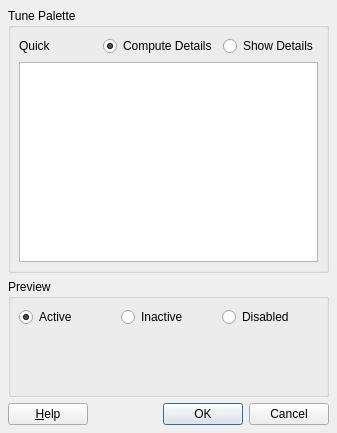
Old version of the form tools/designer/src/components/propertyeditor/paletteeditor.ui in the repository Fat-Zer/qt4-historical.
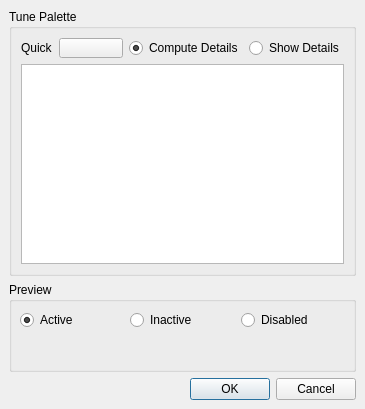
New version of the form. Custom widgets are drawn as their Qt base class.

The edit to the form file:
```diff
--- a/tools/designer/src/components/propertyeditor/paletteeditor.ui
+++ b/tools/designer/src/components/propertyeditor/paletteeditor.ui
@@ -22,15 +22,14 @@
 ** WARRANTY OF DESIGN, MERCHANTABILITY AND FITNESS FOR A PARTICULAR PURPOSE.
 **
 *********************************************************************</comment>
- <exportmacro></exportmacro>
- <class>PaletteEditor</class>
- <widget class="QDialog" name="PaletteEditor" >
+ <class>qdesigner_internal::PaletteEditor</class>
+ <widget class="QDialog" name="qdesigner_internal::PaletteEditor" >
   <property name="geometry" >
    <rect>
     <x>0</x>
     <y>0</y>
-    <width>337</width>
-    <height>433</height>
+    <width>365</width>
+    <height>409</height>
    </rect>
   </property>
   <property name="sizePolicy" >
@@ -46,7 +45,7 @@
   </property>
   <layout class="QVBoxLayout" >
    <property name="margin" >
-    <number>8</number>
+    <number>9</number>
    </property>
    <property name="spacing" >
     <number>6</number>
@@ -70,53 +69,23 @@
      </property>
      <layout class="QGridLayout" >
       <property name="margin" >
-       <number>8</number>
+       <number>9</number>
       </property>
       <property name="spacing" >
        <number>6</number>
       </property>
-      <item row="0" column="0" >
-       <widget class="QLabel" name="label" >
-        <property name="text" >
-         <string>Quick</string>
-        </property>
-       </widget>
-      </item>
       <item row="0" column="1" >
-       <widget class="qdesigner_internal::StyledButton" name="buildButton" >
+       <widget class="qdesigner_internal::QtColorButton" name="buildButton" >
         <property name="sizePolicy" >
          <sizepolicy>
-          <hsizetype>0</hsizetype>
-          <vsizetype>0</vsizetype>
+          <hsizetype>7</hsizetype>
+          <vsizetype>13</vsizetype>
           <horstretch>0</horstretch>
           <verstretch>0</verstretch>
          </sizepolicy>
         </property>
-        <property name="focusPolicy" >
-         <enum>Qt::StrongFocus</enum>
-        </property>
-        <property name="toolTip" >
-         <string>Choose a color</string>
-        </property>
-        <property name="whatsThis" >
-         <string>Choose the effect-color for the generated palette.</string>
-        </property>
-       </widget>
-      </item>
-      <item row="0" column="2" >
-       <widget class="QRadioButton" name="computeRadio" >
         <property name="text" >
-         <string>Compute Details</string>
-        </property>
-        <property name="checked" >
-         <bool>true</bool>
-        </property>
-       </widget>
-      </item>
-      <item row="0" column="3" >
-       <widget class="QRadioButton" name="detailsRadio" >
-        <property name="text" >
-         <string>Show Details</string>
+         <string/>
         </property>
        </widget>
       </item>
@@ -130,6 +99,30 @@
         </property>
        </widget>
       </item>
+      <item row="0" column="3" >
+       <widget class="QRadioButton" name="detailsRadio" >
+        <property name="text" >
+         <string>Show Details</string>
+        </property>
+       </widget>
+      </item>
+      <item row="0" column="2" >
+       <widget class="QRadioButton" name="computeRadio" >
+        <property name="text" >
+         <string>Compute Details</string>
+        </property>
+        <property name="checked" >
+         <bool>true</bool>
+        </property>
+       </widget>
+      </item>
+      <item row="0" column="0" >
+       <widget class="QLabel" name="label" >
+        <property name="text" >
+         <string>Quick</string>
+        </property>
+       </widget>
+      </item>
      </layout>
     </widget>
    </item>
@@ -178,7 +171,7 @@
        </widget>
       </item>
       <item row="1" column="0" colspan="3" >
-       <widget class="qdesigner_internal::PreviewFrame" name="previewFrame" >
+       <widget class="qdesigner_internal::PreviewFrame" native="1" name="previewFrame" >
         <property name="sizePolicy" >
          <sizepolicy>
           <hsizetype>7</hsizetype>
@@ -193,84 +186,27 @@
     </widget>
    </item>
    <item>
-    <layout class="QHBoxLayout" >
-     <property name="margin" >
-      <number>0</number>
+    <widget class="QDialogButtonBox" name="buttonBox" >
+     <property name="orientation" >
+      <enum>Qt::Horizontal</enum>
      </property>
-     <property name="spacing" >
-      <number>6</number>
+     <property name="standardButtons" >
+      <set>QDialogButtonBox::Cancel|QDialogButtonBox::NoButton|QDialogButtonBox::Ok</set>
      </property>
-     <item>
-      <widget class="QPushButton" name="buttonHelp" >
-       <property name="text" >
-        <string>&amp;Help</string>
-       </property>
-       <property name="autoDefault" >
-        <bool>true</bool>
-       </property>
-      </widget>
-     </item>
-     <item>
-      <spacer>
-       <property name="orientation" >
-        <enum>Qt::Horizontal</enum>
-       </property>
-       <property name="sizeType" >
-        <enum>QSizePolicy::Expanding</enum>
-       </property>
-       <property name="sizeHint" >
-        <size>
-         <width>20</width>
-         <height>20</height>
-        </size>
-       </property>
-      </spacer>
-     </item>
-     <item>
-      <widget class="QPushButton" name="buttonOk" >
-       <property name="whatsThis" >
-        <string>Close the dialog and apply all the changes.</string>
-       </property>
-       <property name="text" >
-        <string>OK</string>
-       </property>
-       <property name="autoDefault" >
-        <bool>true</bool>
-       </property>
-       <property name="default" >
-        <bool>true</bool>
-       </property>
-      </widget>
-     </item>
-     <item>
-      <widget class="QPushButton" name="buttonCancel" >
-       <property name="whatsThis" >
-        <string>Close the dialog and discard any changes.</string>
-       </property>
-       <property name="text" >
-        <string>Cancel</string>
-       </property>
-       <property name="autoDefault" >
-        <bool>true</bool>
-       </property>
-      </widget>
-     </item>
-    </layout>
+    </widget>
    </item>
   </layout>
  </widget>
  <pixmapfunction></pixmapfunction>
  <customwidgets>
   <customwidget>
-   <class>qdesigner_internal::StyledButton</class>
-   <extends></extends>
-   <header>styledbutton.h</header>
-   <container>0</container>
-   <pixmap></pixmap>
+   <class>qdesigner_internal::QtColorButton</class>
+   <extends>QToolButton</extends>
+   <header>qtcolorbutton.h</header>
   </customwidget>
   <customwidget>
    <class>qdesigner_internal::PreviewFrame</class>
-   <extends></extends>
+   <extends>QWidget</extends>
    <header>previewframe.h</header>
    <container>0</container>
    <pixmap></pixmap>
```
Left out of the diff: 42 changed lines with no effect on the pictures.
